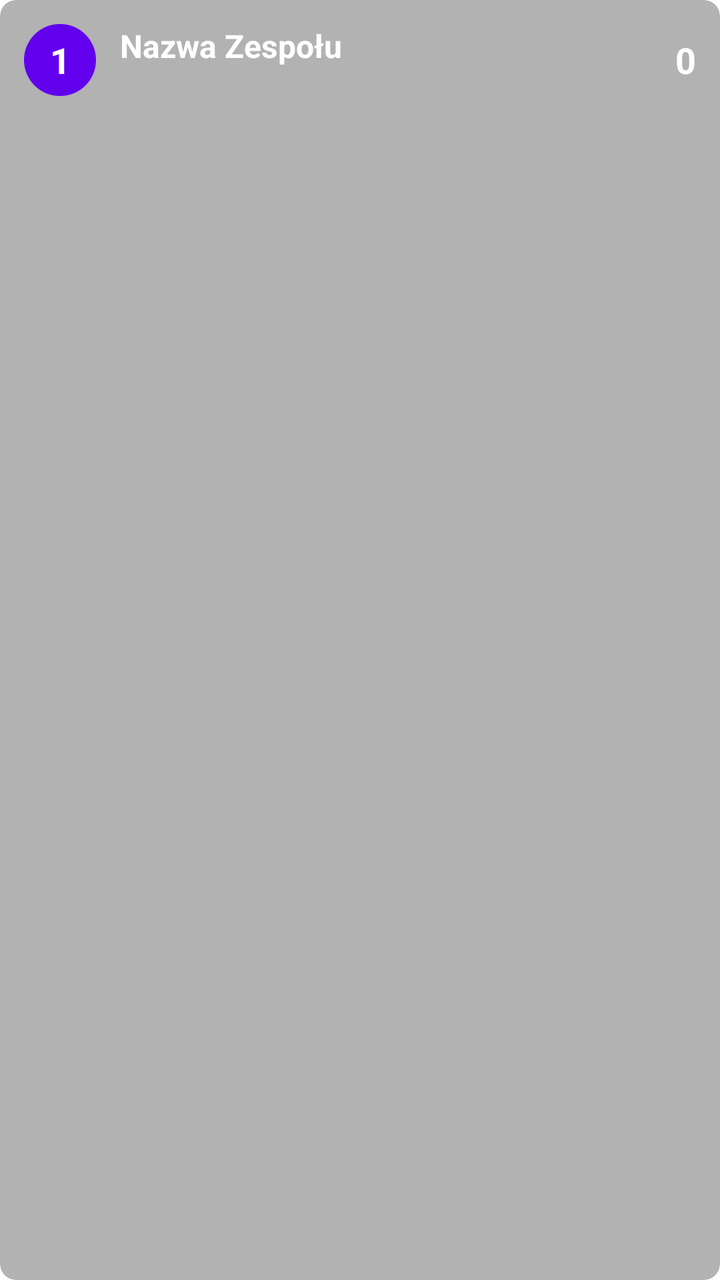
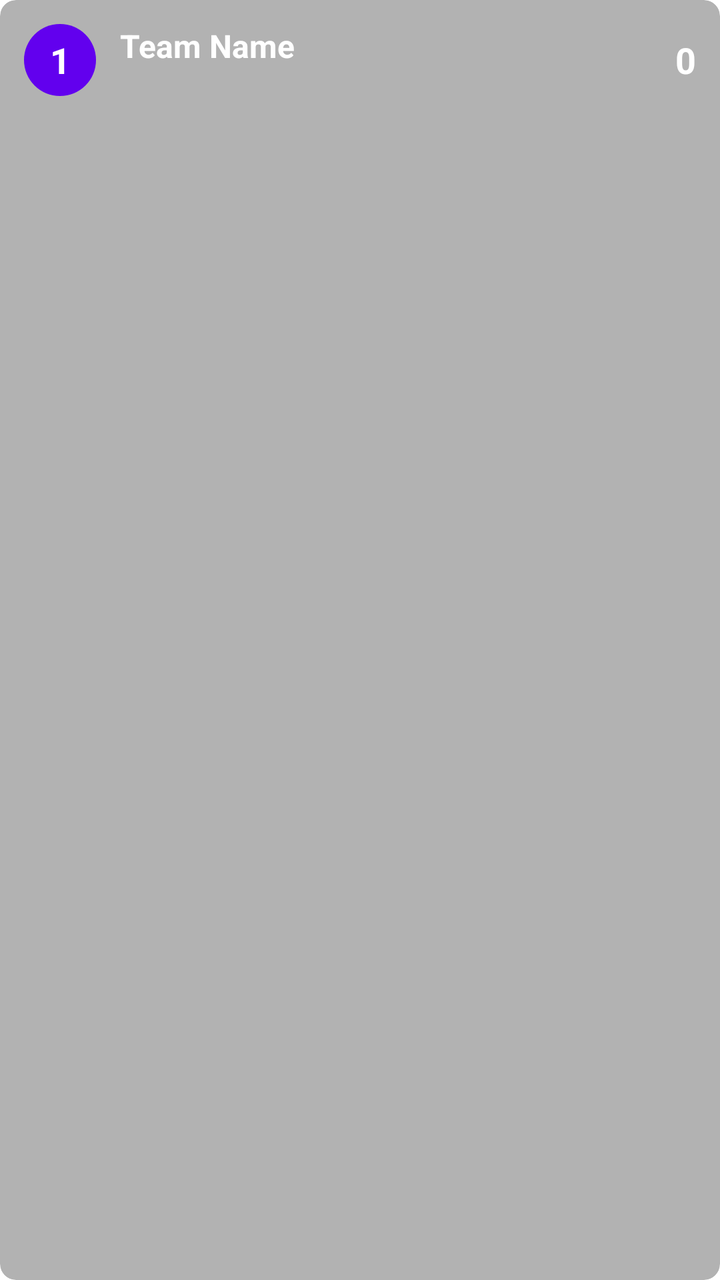

Two renders of the same Android screen: before a commit and after it. Below are the layout's source before the change and the commit's diff.
<!-- AndroidManifest.xml: application theme Theme.F1Info -->
<!-- res/layout/item_team_standing.xml -->
<?xml version="1.0" encoding="utf-8"?>
<androidx.cardview.widget.CardView xmlns:android="http://schemas.android.com/apk/res/android"
    xmlns:app="http://schemas.android.com/apk/res-auto"
    xmlns:tools="http://schemas.android.com/tools"
    android:layout_width="match_parent"
    android:layout_height="wrap_content"
    android:layout_marginBottom="8dp"
    app:cardCornerRadius="8dp"
    app:cardElevation="0dp"
    app:cardBackgroundColor="#80666666">

    <LinearLayout
        android:id="@+id/linearLayout"
        android:layout_width="match_parent"
        android:layout_height="wrap_content"
        android:orientation="horizontal"
        android:padding="12dp"
        android:background="@android:color/transparent">

        <TextView
            android:id="@+id/tvPosition"
            android:layout_width="36dp"
            android:layout_height="36dp"
            android:background="@drawable/circle_background"
            android:gravity="center"
            android:text="1"
            android:textColor="@android:color/white"
            android:textSize="18sp"
            android:textStyle="bold"
            tools:ignore="HardcodedText" />

        <LinearLayout
            android:layout_width="0dp"
            android:layout_height="wrap_content"
            android:layout_marginStart="12dp"
            android:layout_weight="1"
            android:orientation="vertical">

            <TextView
                android:id="@+id/tvTeamName"
                android:layout_width="match_parent"
                android:layout_height="match_parent"
                android:text="Nazwa Zespołu"
                android:textColor="@android:color/white"
                android:textSize="16sp"
                android:textStyle="bold"
                tools:ignore="HardcodedText" />

        </LinearLayout>

        <TextView
            android:id="@+id/tvPoints"
            android:layout_width="wrap_content"
            android:layout_height="wrap_content"
            android:text="0"
            android:textColor="@android:color/white"
            android:textSize="18sp"
            android:textStyle="bold"
            tools:ignore="HardcodedText" />

    </LinearLayout>

</androidx.cardview.widget.CardView>
<!-- resources referenced by this layout -->
<resources>
  <!-- drawable circle_background (drawable) -->
  <?xml version="1.0" encoding="utf-8"?>
  <shape xmlns:android="http://schemas.android.com/apk/res/android"
      android:shape="oval">
      <solid android:color="@color/purple_500" />
  </shape>
  <style name="Theme.F1Info" parent="Theme.MaterialComponents.DayNight.NoActionBar">
          
          <item name="colorPrimary">@color/default_primary</item>
          <item name="colorPrimaryVariant">@color/default_primary</item>
          <item name="colorOnPrimary">@android:color/white</item>
  
          
          <item name="colorSecondary">@color/default_primary</item>
          <item name="colorSecondaryVariant">@color/default_primary</item>
          <item name="colorOnSecondary">@android:color/white</item>
  
          
          <item name="android:statusBarColor">?attr/colorPrimaryVariant</item>
      </style>
  <color name="purple_500">#FF6200EE</color>
  <color name="default_primary">#121212</color>
</resources>

<!-- the commit's change to res/layout/item_team_standing.xml (unified diff, before → after) -->
@@ -40,7 +40,7 @@
                 android:id="@+id/tvTeamName"
                 android:layout_width="match_parent"
                 android:layout_height="match_parent"
-                android:text="Nazwa Zespołu"
+                android:text="Team Name"
                 android:textColor="@android:color/white"
                 android:textSize="16sp"
                 android:textStyle="bold"
